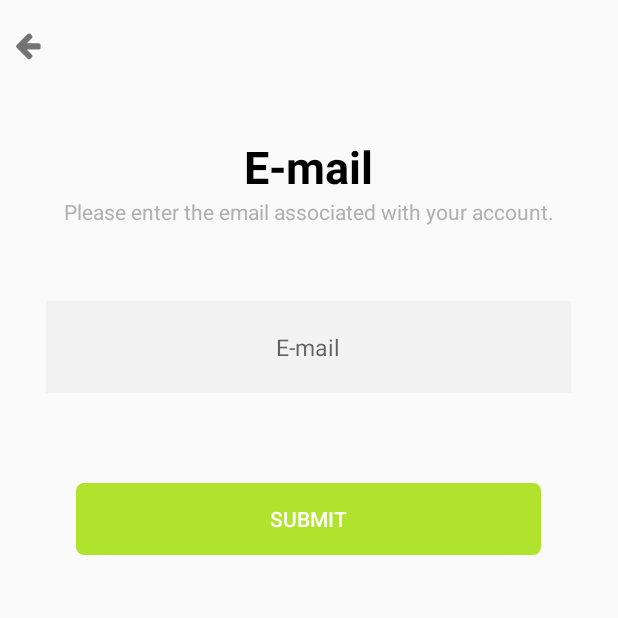
After one commit to rovicdimacali/RGS_ChequePickUp, an Android app: the ForgotEmail screen opened directly, with no data from a screen before it, on a phone screen of 412 x 824 dp, the top half of it. The commit adds this screen. Run offline under Robolectric (Android 15) with nearby library versions, the phone set to English and light mode, and no system bars.

Commit message:
Added and modified files for forgot password

```diff
--- a/app/src/main/AndroidManifest.xml
+++ b/app/src/main/AndroidManifest.xml
@@ -43,6 +43,12 @@
             android:name=".ChangePassword"
             android:exported="false" />
         <activity
+            android:name=".ForgotPassword"
+            android:exported="false" />
+        <activity
+            android:name=".ForgotEmail"
+            android:exported="false" />
+        <activity
             android:name=".OneTimePass"
             android:exported="false" />
         <activity
--- a/app/src/main/java/Email/Utils.java
+++ b/app/src/main/java/Email/Utils.java
@@ -3,8 +3,10 @@ package Email;
 public class Utils {
 
     //This is your from email
-    public static final String EMAIL = "lightnear12345@gmail.com";
+    public static final String EMAIL = "sender.mail.gm@gmail.com";
+    //public static final String EMAIL = "lightnear12345@gmail.com";
 
     //This is your from email password
-    public static final String PASSWORD = "qwpzlzqhzqzqyxry";
+    public static final String PASSWORD = "cnesamchyqxzhphj";
+    //public static final String PASSWORD = "qwpzlzqhzqzqyxry";
 }
--- /dev/null
+++ b/app/src/main/java/com/example/rgs_chequepickup/ForgotEmail.java
@@ -0,0 +1,90 @@
+package com.example.rgs_chequepickup;
+
+import android.app.Activity;
+import android.content.Intent;
+import android.graphics.Typeface;
+import android.os.Bundle;
+import android.view.View;
+import android.widget.Button;
+import android.widget.EditText;
+import android.widget.TextView;
+import android.widget.Toast;
+
+import java.util.Random;
+
+import Database.SqlDatabase;
+import Email.JavaMailAPI;
+
+public class ForgotEmail extends Activity {
+    TextView back_button, emailtext;
+    EditText input_email;
+    Intent intent;
+    Button submit_button;
+    int otp;
+
+    @Override
+    protected void onCreate(Bundle savedInstanceState) {
+        super.onCreate(savedInstanceState);
+        setContentView(R.layout.activity_forgot_email);
+
+        Random r = new Random();
+        otp = r.nextInt(9999-1000) + 1000;
+
+        back_button = (TextView) findViewById(R.id.back_button);
+        submit_button = (Button) findViewById(R.id.submit_button);
+        input_email = (EditText) findViewById(R.id.inputemail);
+        emailtext = (TextView) findViewById(R.id.email);
+
+        Typeface font = Typeface.createFromAsset(getAssets(), "fonts/fontawesome-webfont.ttf");
+
+        back_button.setTypeface(font);
+        back_button.setText("\uf060");
+        back_button.setOnClickListener(new View.OnClickListener() {
+            @Override
+            public void onClick(View v) {
+                openStartAct();
+            }
+        });
+
+        submit_button.setOnClickListener(new View.OnClickListener() {
+            @Override
+            public void onClick(View v) {
+                // If inputemail Edit View is empty
+                if(input_email.getText().toString().trim().isEmpty()) {
+                    Toast.makeText(ForgotEmail.this,"Please enter an email.", Toast.LENGTH_SHORT).show();
+                }
+                // If entered input is not a valid email format
+                else if (!(input_email.getText().toString().trim().contains("@"))) {
+                    Toast.makeText(ForgotEmail.this,"Please enter a valid email address.", Toast.LENGTH_SHORT).show();
+                } else{
+                    sendEmail();
+                    openOTP(otp);
+                }
+            }
+        });
+    }
+    public void openStartAct() {
+        Intent intent = new Intent(ForgotEmail.this, LoginActivity.class);
+        startActivity(intent);
+    }
+
+    public void openOTP(long otp) {
+        Toast.makeText(ForgotEmail.this, "A One-Time Pin was sent to your email.", Toast.LENGTH_SHORT).show();
+        Intent intent = new Intent(this, OneTimePass.class);
+        intent.putExtra("otpstat", "forgot");
+        intent.putExtra("forgotEmail",input_email.getText().toString().trim());
+        intent.putExtra("otp", otp);
+        startActivity(intent);
+    }
+
+    public void sendEmail(){
+        String mail = String.valueOf(input_email.getText());
+        String subject = "RGS Express: One-Time Pin for Forgot Password";
+        String message = "<h1 align=center>Hello. </h1><br><p align = center>Here is your OTP for the forgot password.\n" +
+                "Do not share it to anyone.</p><h1 align = center>"+ Long.toString(otp) +"</h1><br>\n" +
+                "<h6><center>If you\'re not the one who created the account, ignore the this email and change your password to prevent an account breach.<br>Only the person with access\n" +
+                "to your email can see the OTP for the account creation.</h6></center>";
+        JavaMailAPI javaMailAPI = new JavaMailAPI(this,mail,subject,message);
+        javaMailAPI.execute();
+    }
+}
--- a/app/src/main/java/com/example/rgs_chequepickup/LoginActivity.java
+++ b/app/src/main/java/com/example/rgs_chequepickup/LoginActivity.java
@@ -76,7 +76,6 @@ public class LoginActivity extends AppCompatActivity {
         forgotpassword.setOnClickListener(new View.OnClickListener() {
             @Override
             public void onClick(View v) {
-
                 openForgotPass();
             }
         });
--- /dev/null
+++ b/app/src/main/res/layout/activity_forgot_email.xml
@@ -0,0 +1,69 @@
+<?xml version="1.0" encoding="utf-8"?>
+<RelativeLayout xmlns:android="http://schemas.android.com/apk/res/android"
+    xmlns:app="http://schemas.android.com/apk/res-auto"
+    xmlns:tools="http://schemas.android.com/tools"
+    android:layout_width="match_parent"
+    android:layout_height="match_parent"
+    tools:context=".ForgotEmail"
+    android:padding="10dp">
+
+    <TextView
+        android:layout_width="wrap_content"
+        android:layout_height="wrap_content"
+        android:text="Hello"
+        android:textSize="20dp"
+        android:layout_marginTop="10dp"
+        android:id="@+id/back_button"
+        />
+
+    <TextView
+        android:id="@+id/email"
+        android:layout_width="wrap_content"
+        android:layout_height="wrap_content"
+        android:layout_centerHorizontal="true"
+        android:layout_below="@id/back_button"
+        android:layout_marginTop="50dp"
+        android:text="E-mail"
+        android:textAlignment="center"
+        android:textColor="@color/black"
+        android:textSize="30dp"
+        android:textStyle="bold" />
+
+    <TextView
+        android:id="@+id/words"
+        android:layout_width="331dp"
+        android:layout_height="wrap_content"
+        android:layout_marginLeft="30dp"
+        android:layout_below="@+id/email"
+        android:text="Please enter the email associated with your account."
+        android:textAlignment="center"
+        android:textColor="@color/rgs_gray1" />
+
+    <EditText
+        android:id="@+id/inputemail"
+        android:layout_width="350dp"
+        android:layout_height="wrap_content"
+        android:layout_below="@id/words"
+        android:layout_centerHorizontal="true"
+        android:layout_marginTop="50dp"
+        android:background="#F2F2F2"
+        android:hint="E-mail"
+        android:padding="20dp"
+        android:textAlignment="center"
+        android:textSize="15dp"
+        />
+
+    <Button
+        android:id="@+id/submit_button"
+        android:layout_width="310dp"
+        android:layout_height="wrap_content"
+        android:layout_marginStart="30dp"
+        android:layout_marginLeft="28dp"
+        android:layout_below="@id/inputemail"
+        android:layout_marginTop="60dp"
+        android:background="@drawable/rounded_button"
+        android:text="Submit"
+        android:layout_centerHorizontal="true"
+        android:textColor="@color/white" />
+
+</RelativeLayout>
```
Also changed, not shown: app/src/main/java/com/example/rgs_chequepickup/ForgotPassword.java (+28 -5 lines), app/src/main/java/com/example/rgs_chequepickup/OneTimePass.java (+24 -1 lines), app/src/main/res/layout/activity_forgot_password.xml (+16 -14 lines).
